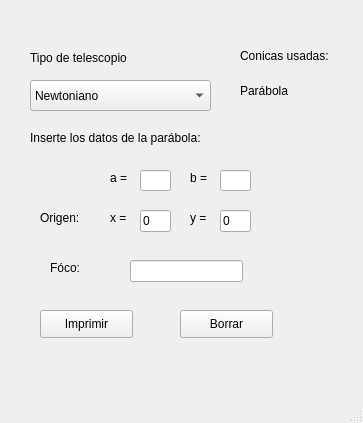
Above: GUI.app.ui from bdcmartinez/Telescopios-reflectores before the change. Below: the same form after it.
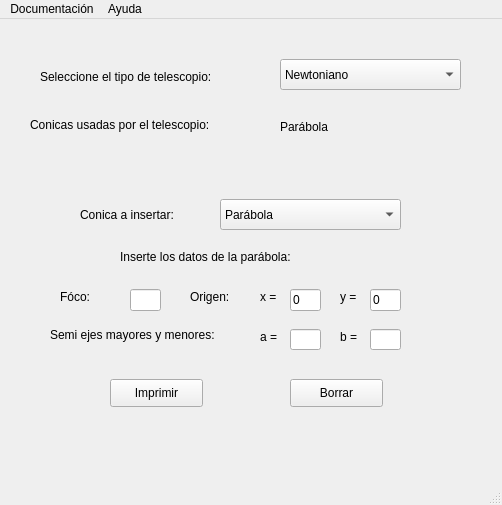
That is the form after the change.

Commit message: Cambio en el diseño de la interfaz

Diff of the .ui file:
```diff
--- a/GUI.app.ui
+++ b/GUI.app.ui
@@ -6,8 +6,8 @@
    <rect>
     <x>0</x>
     <y>0</y>
-    <width>363</width>
-    <height>423</height>
+    <width>502</width>
+    <height>505</height>
    </rect>
   </property>
   <property name="windowTitle">
@@ -17,12 +17,17 @@
    <widget class="QLabel" name="Label_Foco">
     <property name="geometry">
      <rect>
-      <x>50</x>
-      <y>260</y>
+      <x>60</x>
+      <y>270</y>
       <width>41</width>
       <height>16</height>
      </rect>
     </property>
+    <property name="font">
+     <font>
+      <pointsize>9</pointsize>
+     </font>
+    </property>
     <property name="text">
      <string>Fóco:</string>
     </property>
@@ -30,32 +35,47 @@
    <widget class="QLineEdit" name="LineEdit_b">
     <property name="geometry">
      <rect>
-      <x>220</x>
-      <y>170</y>
+      <x>370</x>
+      <y>310</y>
       <width>31</width>
       <height>21</height>
      </rect>
     </property>
+    <property name="font">
+     <font>
+      <pointsize>9</pointsize>
+     </font>
+    </property>
    </widget>
    <widget class="QLineEdit" name="LineEdit_Foco">
     <property name="geometry">
      <rect>
       <x>130</x>
-      <y>260</y>
-      <width>113</width>
+      <y>270</y>
+      <width>31</width>
       <height>22</height>
      </rect>
     </property>
+    <property name="font">
+     <font>
+      <pointsize>9</pointsize>
+     </font>
+    </property>
    </widget>
    <widget class="QPushButton" name="Boton_borrar">
     <property name="geometry">
      <rect>
-      <x>180</x>
-      <y>310</y>
+      <x>290</x>
+      <y>360</y>
       <width>93</width>
       <height>28</height>
      </rect>
     </property>
+    <property name="font">
+     <font>
+      <pointsize>9</pointsize>
+     </font>
+    </property>
     <property name="text">
      <string>Borrar</string>
     </property>
@@ -63,12 +83,17 @@
    <widget class="QPushButton" name="Boton_imprimir">
     <property name="geometry">
      <rect>
-      <x>40</x>
-      <y>310</y>
+      <x>110</x>
+      <y>360</y>
       <width>93</width>
       <height>28</height>
      </rect>
     </property>
+    <property name="font">
+     <font>
+      <pointsize>9</pointsize>
+     </font>
+    </property>
     <property name="text">
      <string>Imprimir</string>
     </property>
@@ -76,12 +101,17 @@
    <widget class="QComboBox" name="ComboBox_Conicas">
     <property name="geometry">
      <rect>
-      <x>30</x>
-      <y>80</y>
+      <x>280</x>
+      <y>40</y>
       <width>181</width>
       <height>31</height>
      </rect>
     </property>
+    <property name="font">
+     <font>
+      <pointsize>9</pointsize>
+     </font>
+    </property>
     <item>
      <property name="text">
       <string>Newtoniano</string>
@@ -101,22 +131,32 @@
    <widget class="QLineEdit" name="LineEdit_a">
     <property name="geometry">
      <rect>
-      <x>140</x>
-      <y>170</y>
+      <x>290</x>
+      <y>310</y>
       <width>31</width>
       <height>21</height>
      </rect>
     </property>
+    <property name="font">
+     <font>
+      <pointsize>9</pointsize>
+     </font>
+    </property>
    </widget>
    <widget class="QLabel" name="Label_a">
     <property name="geometry">
      <rect>
-      <x>110</x>
-      <y>170</y>
+      <x>260</x>
+      <y>310</y>
       <width>21</width>
       <height>16</height>
      </rect>
     </property>
+    <property name="font">
+     <font>
+      <pointsize>9</pointsize>
+     </font>
+    </property>
     <property name="text">
      <string>a =</string>
     </property>
@@ -124,12 +164,17 @@
    <widget class="QLineEdit" name="LineEdit_VcoordenadaX">
     <property name="geometry">
      <rect>
-      <x>140</x>
-      <y>210</y>
+      <x>290</x>
+      <y>270</y>
       <width>31</width>
       <height>22</height>
      </rect>
     </property>
+    <property name="font">
+     <font>
+      <pointsize>9</pointsize>
+     </font>
+    </property>
     <property name="text">
      <string>0</string>
     </property>
@@ -137,12 +182,17 @@
    <widget class="QLabel" name="label_2">
     <property name="geometry">
      <rect>
-      <x>40</x>
-      <y>210</y>
+      <x>190</x>
+      <y>270</y>
       <width>55</width>
       <height>16</height>
      </rect>
     </property>
+    <property name="font">
+     <font>
+      <pointsize>9</pointsize>
+     </font>
+    </property>
     <property name="text">
      <string>Origen:</string>
     </property>
@@ -150,12 +200,17 @@
    <widget class="QLabel" name="Label_b">
     <property name="geometry">
      <rect>
-      <x>190</x>
-      <y>170</y>
+      <x>340</x>
+      <y>310</y>
       <width>31</width>
       <height>16</height>
      </rect>
     </property>
+    <property name="font">
+     <font>
+      <pointsize>9</pointsize>
+     </font>
+    </property>
     <property name="text">
      <string>b = </string>
     </property>
@@ -163,12 +218,17 @@
    <widget class="QLabel" name="label_5">
     <property name="geometry">
      <rect>
-      <x>110</x>
-      <y>210</y>
+      <x>260</x>
+      <y>270</y>
       <width>21</width>
       <height>16</height>
      </rect>
     </property>
+    <property name="font">
+     <font>
+      <pointsize>9</pointsize>
+     </font>
+    </property>
     <property name="text">
      <string>x =</string>
     </property>
@@ -176,12 +236,17 @@
    <widget class="QLabel" name="label_6">
     <property name="geometry">
      <rect>
-      <x>190</x>
-      <y>210</y>
+      <x>340</x>
+      <y>270</y>
       <width>21</width>
       <height>16</height>
      </rect>
     </property>
+    <property name="font">
+     <font>
+      <pointsize>9</pointsize>
+     </font>
+    </property>
     <property name="text">
      <string>y =</string>
     </property>
@@ -189,12 +254,17 @@
    <widget class="QLineEdit" name="LineEdit_VcoordenadaY">
     <property name="geometry">
      <rect>
-      <x>220</x>
-      <y>210</y>
+      <x>370</x>
+      <y>270</y>
       <width>31</width>
       <height>22</height>
      </rect>
     </property>
+    <property name="font">
+     <font>
+      <pointsize>9</pointsize>
+     </font>
+    </property>
     <property name="text">
      <string>0</string>
     </property>
@@ -202,38 +272,53 @@
    <widget class="QLabel" name="label">
     <property name="geometry">
      <rect>
-      <x>30</x>
+      <x>40</x>
       <y>50</y>
-      <width>141</width>
+      <width>221</width>
       <height>16</height>
      </rect>
     </property>
+    <property name="font">
+     <font>
+      <pointsize>9</pointsize>
+     </font>
+    </property>
     <property name="text">
-     <string>Tipo de telescopio</string>
+     <string>Seleccione el tipo de telescopio:</string>
     </property>
    </widget>
    <widget class="QLabel" name="label_3">
     <property name="geometry">
      <rect>
-      <x>240</x>
-      <y>40</y>
-      <width>101</width>
+      <x>30</x>
+      <y>90</y>
+      <width>221</width>
       <height>31</height>
      </rect>
     </property>
+    <property name="font">
+     <font>
+      <pointsize>9</pointsize>
+     </font>
+    </property>
     <property name="text">
-     <string>Conicas usadas:</string>
+     <string>Conicas usadas por el telescopio:</string>
     </property>
    </widget>
    <widget class="QLabel" name="Label_Conicas">
     <property name="geometry">
      <rect>
-      <x>240</x>
-      <y>70</y>
-      <width>111</width>
-      <height>41</height>
+      <x>280</x>
+      <y>100</y>
+      <width>171</width>
+      <height>16</height>
      </rect>
     </property>
+    <property name="font">
+     <font>
+      <pointsize>9</pointsize>
+     </font>
+    </property>
     <property name="text">
      <string>Parábola</string>
     </property>
@@ -241,26 +326,102 @@
    <widget class="QLabel" name="Label_Bienvenida">
     <property name="geometry">
      <rect>
-      <x>30</x>
-      <y>130</y>
-      <width>271</width>
+      <x>120</x>
+      <y>230</y>
+      <width>231</width>
       <height>16</height>
      </rect>
     </property>
+    <property name="font">
+     <font>
+      <pointsize>9</pointsize>
+     </font>
+    </property>
     <property name="text">
      <string>Inserte los datos de la parábola:</string>
     </property>
    </widget>
+   <widget class="QLabel" name="label_4">
+    <property name="geometry">
+     <rect>
+      <x>50</x>
+      <y>300</y>
+      <width>201</width>
+      <height>31</height>
+     </rect>
+    </property>
+    <property name="font">
+     <font>
+      <pointsize>9</pointsize>
+     </font>
+    </property>
+    <property name="text">
+     <string>Semi ejes mayores y menores:</string>
+    </property>
+   </widget>
+   <widget class="QLabel" name="label_7">
+    <property name="geometry">
+     <rect>
+      <x>80</x>
+      <y>180</y>
+      <width>111</width>
+      <height>31</height>
+     </rect>
+    </property>
+    <property name="font">
+     <font>
+      <pointsize>9</pointsize>
+     </font>
+    </property>
+    <property name="text">
+     <string>Conica a insertar:</string>
+    </property>
+   </widget>
+   <widget class="QComboBox" name="ComboBox_ConicaSelect">
+    <property name="geometry">
+     <rect>
+      <x>220</x>
+      <y>180</y>
+      <width>181</width>
+      <height>31</height>
+     </rect>
+    </property>
+    <property name="font">
+     <font>
+      <pointsize>9</pointsize>
+     </font>
+    </property>
+    <item>
+     <property name="text">
+      <string>Parábola</string>
+     </property>
+    </item>
+   </widget>
   </widget>
   <widget class="QMenuBar" name="menubar">
    <property name="geometry">
     <rect>
      <x>0</x>
      <y>0</y>
-     <width>363</width>
+     <width>502</width>
      <height>26</height>
     </rect>
    </property>
+   <widget class="QMenu" name="menuAyuda">
+    <property name="title">
+     <string>Ayuda</string>
+    </property>
+    <addaction name="action_C_mo_usar_el_programa"/>
+    <addaction name="separator"/>
+    <addaction name="actionAcerca_de"/>
+   </widget>
+   <widget class="QMenu" name="menuaaa">
+    <property name="title">
+     <string>Documentación</string>
+    </property>
+   </widget>
+   <addaction name="menuaaa"/>
+   <addaction name="menuAyuda"/>
   </widget>
   <widget class="QStatusBar" name="statusbar"/>
   <action name="actionGuardar">
```
Left out of the diff: 10 changed lines with no effect on the pictures. The commit also changes 1 other file.
